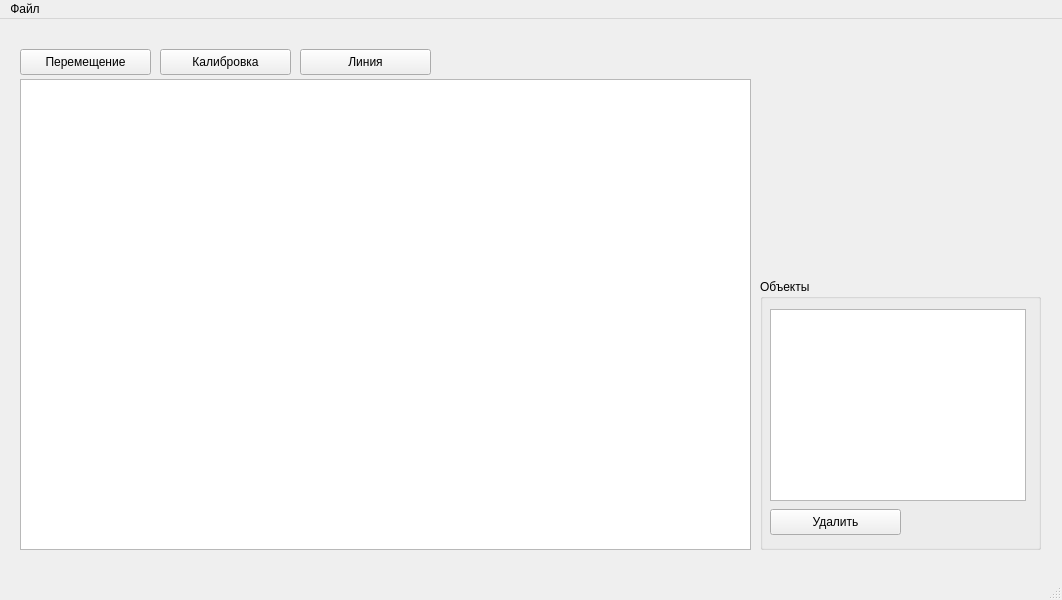
First picture: the form in src/mainwindow.ui, repository AlexandrGitSol/MeasureTool, before the edit.
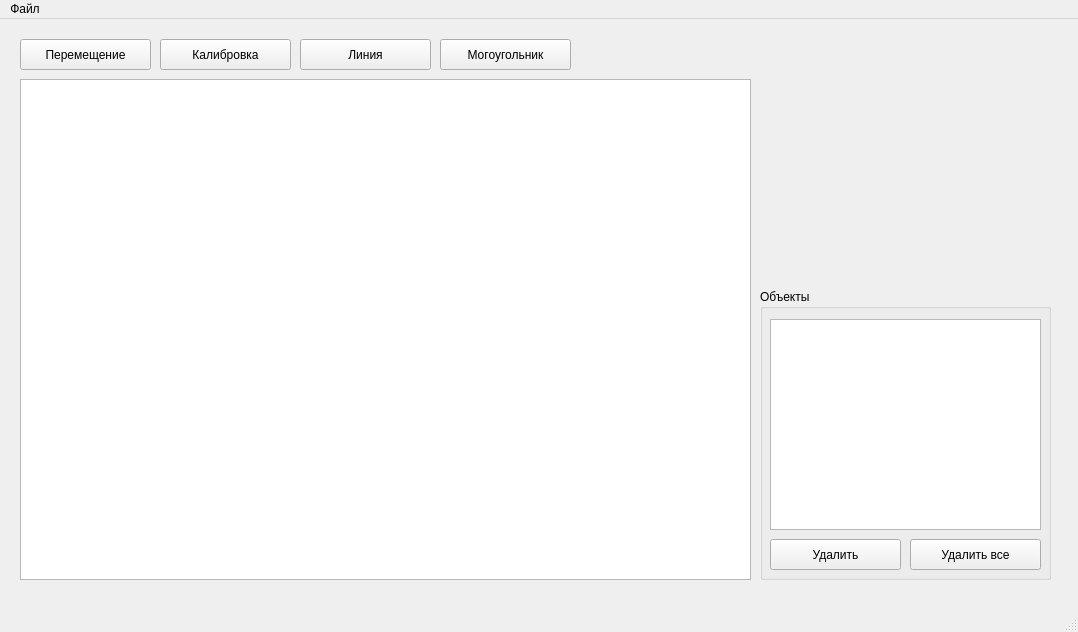
Second picture: the form after the edit. Custom widgets are drawn as their Qt base class.

Commit message: Добавил стилей

The edit to the form file:
```diff
--- a/src/mainwindow.ui
+++ b/src/mainwindow.ui
@@ -6,8 +6,8 @@
    <rect>
     <x>0</x>
     <y>0</y>
-    <width>1062</width>
-    <height>600</height>
+    <width>1078</width>
+    <height>632</height>
    </rect>
   </property>
   <property name="windowTitle">
@@ -20,7 +20,7 @@
       <x>20</x>
       <y>60</y>
       <width>731</width>
-      <height>471</height>
+      <height>501</height>
      </rect>
     </property>
    </widget>
@@ -28,9 +28,9 @@
     <property name="geometry">
      <rect>
       <x>20</x>
-      <y>30</y>
+      <y>20</y>
       <width>131</width>
-      <height>26</height>
+      <height>31</height>
      </rect>
     </property>
     <property name="text">
@@ -41,9 +41,9 @@
     <property name="geometry">
      <rect>
       <x>160</x>
-      <y>30</y>
+      <y>20</y>
       <width>131</width>
-      <height>26</height>
+      <height>31</height>
      </rect>
     </property>
     <property name="text">
@@ -54,9 +54,9 @@
     <property name="geometry">
      <rect>
       <x>300</x>
-      <y>30</y>
+      <y>20</y>
       <width>131</width>
-      <height>26</height>
+      <height>31</height>
      </rect>
     </property>
     <property name="text">
@@ -67,9 +67,9 @@
     <property name="geometry">
      <rect>
       <x>760</x>
-      <y>260</y>
-      <width>281</width>
-      <height>271</height>
+      <y>270</y>
+      <width>291</width>
+      <height>291</height>
      </rect>
     </property>
     <property name="title">
@@ -79,9 +79,9 @@
      <property name="geometry">
       <rect>
        <x>10</x>
-       <y>230</y>
+       <y>250</y>
        <width>131</width>
-       <height>26</height>
+       <height>31</height>
       </rect>
      </property>
      <property name="text">
@@ -93,11 +93,37 @@
       <rect>
        <x>10</x>
        <y>30</y>
-       <width>256</width>
-       <height>192</height>
+       <width>271</width>
+       <height>211</height>
       </rect>
      </property>
     </widget>
+    <widget class="QPushButton" name="pushButton_6">
+     <property name="geometry">
+      <rect>
+       <x>150</x>
+       <y>250</y>
+       <width>131</width>
+       <height>31</height>
+      </rect>
+     </property>
+     <property name="text">
+      <string>Удалить все</string>
+     </property>
+    </widget>
+   </widget>
+   <widget class="QPushButton" name="pushButton_5">
+    <property name="geometry">
+     <rect>
+      <x>440</x>
+      <y>20</y>
+      <width>131</width>
+      <height>31</height>
+     </rect>
+    </property>
+    <property name="text">
+     <string>Могоугольник</string>
+    </property>
    </widget>
   </widget>
   <widget class="QMenuBar" name="menubar">
@@ -105,7 +131,7 @@
     <rect>
      <x>0</x>
      <y>0</y>
-     <width>1062</width>
+     <width>1078</width>
      <height>23</height>
     </rect>
    </property>
```
The commit also changes 1 other file.
